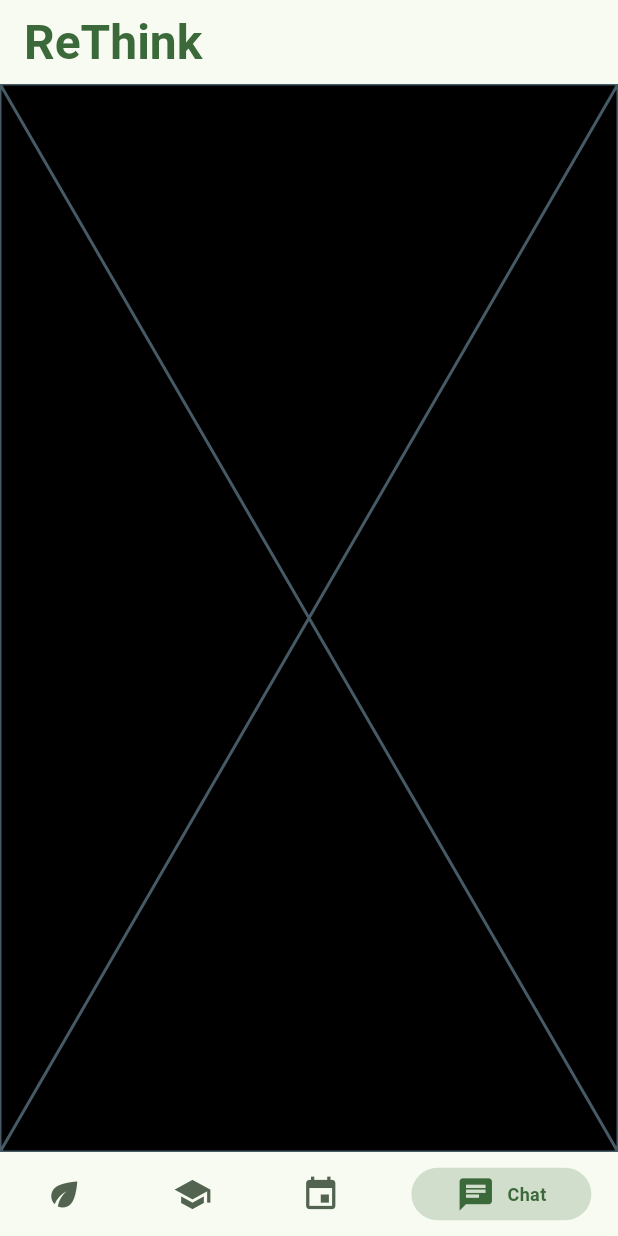
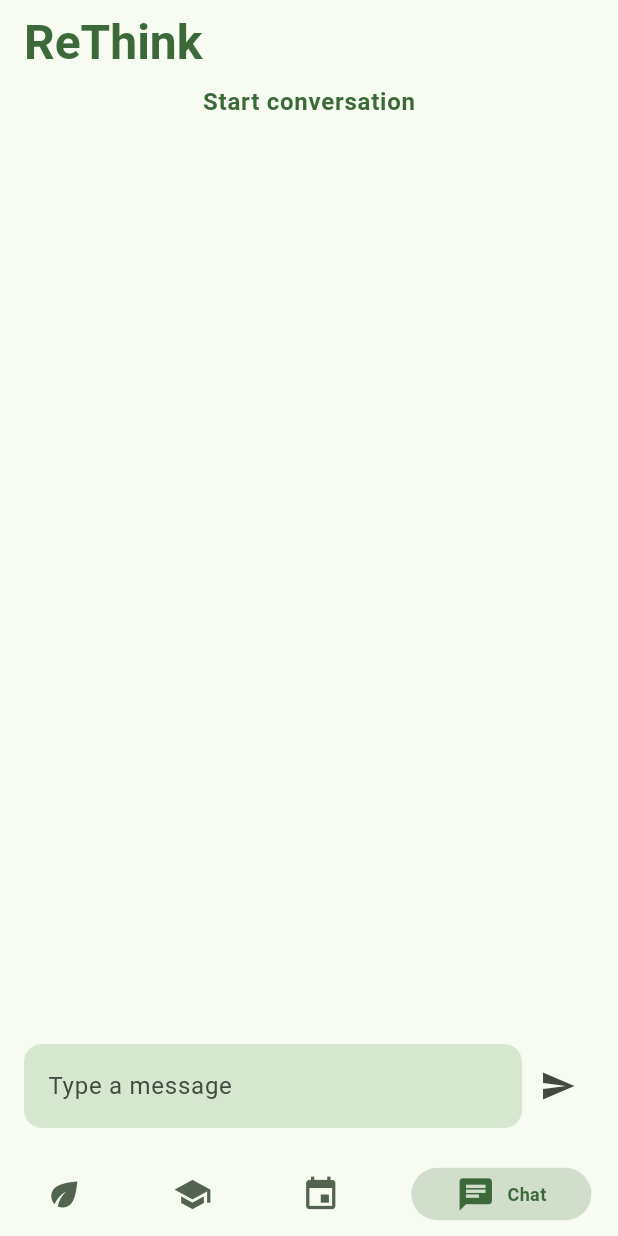
Before and after one commit to Ahmadu-Suleiman/ReThink, a Flutter app: the screen it shows after launch, item 4 of the bottom bar chosen, on a phone screen of 412 x 824 dp. Run offline on Flutter 3.47's test engine with Material 3 defaults, Android fonts, the phone set to English and light mode, and no system bars; drawn by our look-alikes of persistent_bottom_nav_bar; our stand-ins replace camera, firebase_core, flutter_dotenv, flutter_gemini, flutter_markdown, logger; accounts and stored records are empty.

Commit message:
improve chatbot

```diff
--- a/lib/pages/camera_page.dart
+++ b/lib/pages/camera_page.dart
@@ -40,7 +40,7 @@ class _CameraPageState extends State<CameraPage> {
                         const Center(
                             child: Opacity(
                                 opacity: 0.5,
-                                child: Icon(Icons.eco, color: Colors.white))),
+                                child: Icon(Icons.eco, color: Colors.white)))
                       ]);
               } else {
                 return const Center(child: CircularProgressIndicator());
--- a/lib/pages/chat_page.dart
+++ b/lib/pages/chat_page.dart
@@ -1,4 +1,6 @@
 import 'package:flutter/material.dart';
+import 'package:flutter_gemini/flutter_gemini.dart';
+import 'package:flutter_markdown/flutter_markdown.dart';
 import 'package:rethink/gemini_util.dart';
 
 class ChatPage extends StatefulWidget {
@@ -9,10 +11,77 @@ class ChatPage extends StatefulWidget {
 }
 
 class _ChatPageState extends State<ChatPage> {
-  final chat = GeminiUtil.gemini.chat([]);
+  bool loading = false;
+  final TextEditingController controller = TextEditingController();
+  List<Content> contents = [];
+
+  Future<void> sendMessage(String message) async {
+    contents.add(Content(parts: [Parts(text: message)], role: 'user'));
+
+    final response = await GeminiUtil.gemini.chat(contents);
+    final responseText = response?.output ?? 'No output';
+    contents.add(Content(parts: [Parts(text: responseText)], role: 'model'));
+  }
+
+  Widget chatBubble(String author, String text) => Card(
+      color: author == 'model'
+          ? Theme.of(context).colorScheme.primaryContainer
+          : Theme.of(context).colorScheme.secondaryContainer,
+      child: Padding(
+          padding: const EdgeInsets.all(4),
+          child: Column(mainAxisAlignment: MainAxisAlignment.start, children: [
+            Text(author == 'model' ? 'Thinker' : 'You',
+                textAlign: TextAlign.start,
+                style: const TextStyle(fontWeight: FontWeight.bold)),
+            Markdown(shrinkWrap: true, data: text)
+          ])));
 
   @override
   Widget build(BuildContext context) {
-    return const Placeholder();
+    return Scaffold(
+        body: Column(children: [
+      if (contents.isEmpty)
+        Center(
+            child: Text('Start conversation',
+                style: Theme.of(context).textTheme.bodyLarge?.copyWith(
+                    color: Theme.of(context).colorScheme.primary,
+                    fontWeight: FontWeight.bold))),
+      Expanded(
+          child: SingleChildScrollView(
+              child: Column(
+                  children: contents
+                      .map((content) => chatBubble(content.role ?? 'model',
+                          content.parts?.last.text ?? 'No output'))
+                      .toList()))),
+      Container(
+          margin: const EdgeInsets.all(16),
+          child: Row(children: [
+            Expanded(
+                child: TextField(
+                    controller: controller,
+                    decoration: InputDecoration(
+                        hintText: 'Type a message',
+                        filled: true,
+                        fillColor:
+                            Theme.of(context).colorScheme.secondaryContainer,
+                        border: OutlineInputBorder(
+                            borderRadius: BorderRadius.circular(12),
+                            borderSide: BorderSide.none)))),
+            IconButton(
+                icon: loading
+                    ? const CircularProgressIndicator()
+                    : const Icon(Icons.send),
+                onPressed: loading
+                    ? null
+                    : () async {
+                        setState(() => loading = true);
+                        await sendMessage(controller.text);
+                        setState(() {
+                          controller.text = '';
+                          loading = false;
+                        });
+                      })
+          ]))
+    ]));
   }
 }
```
